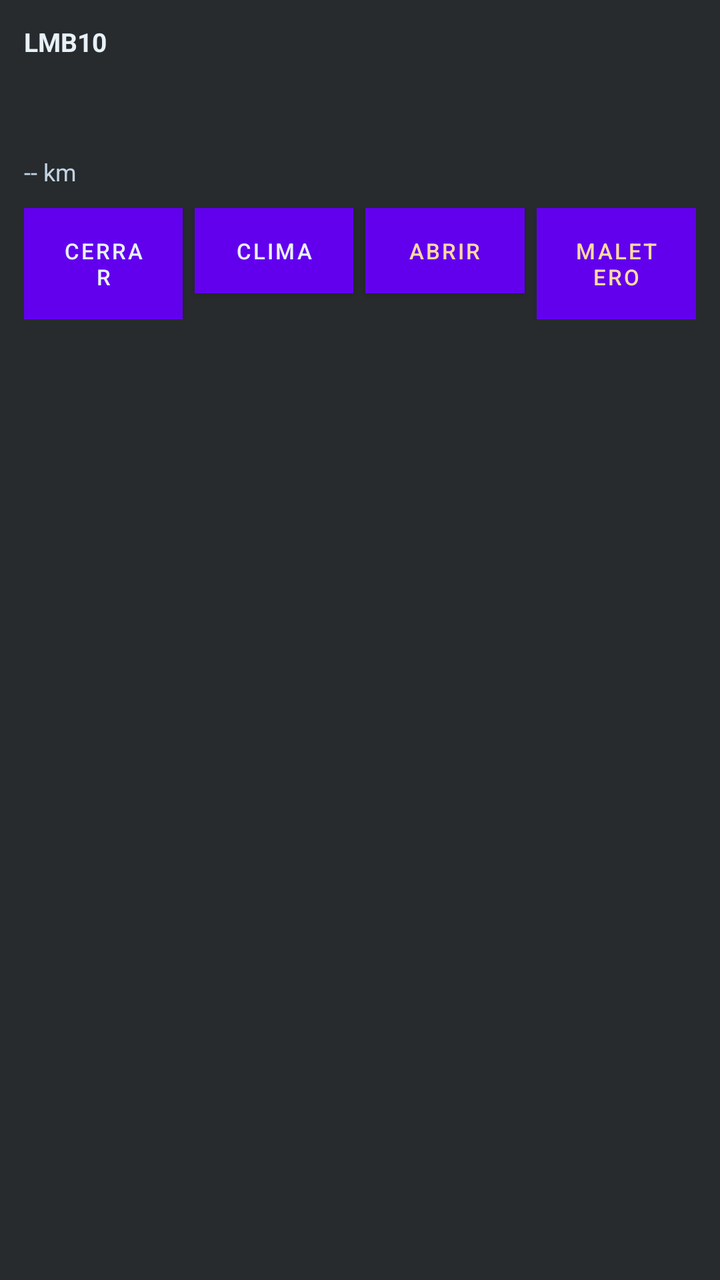
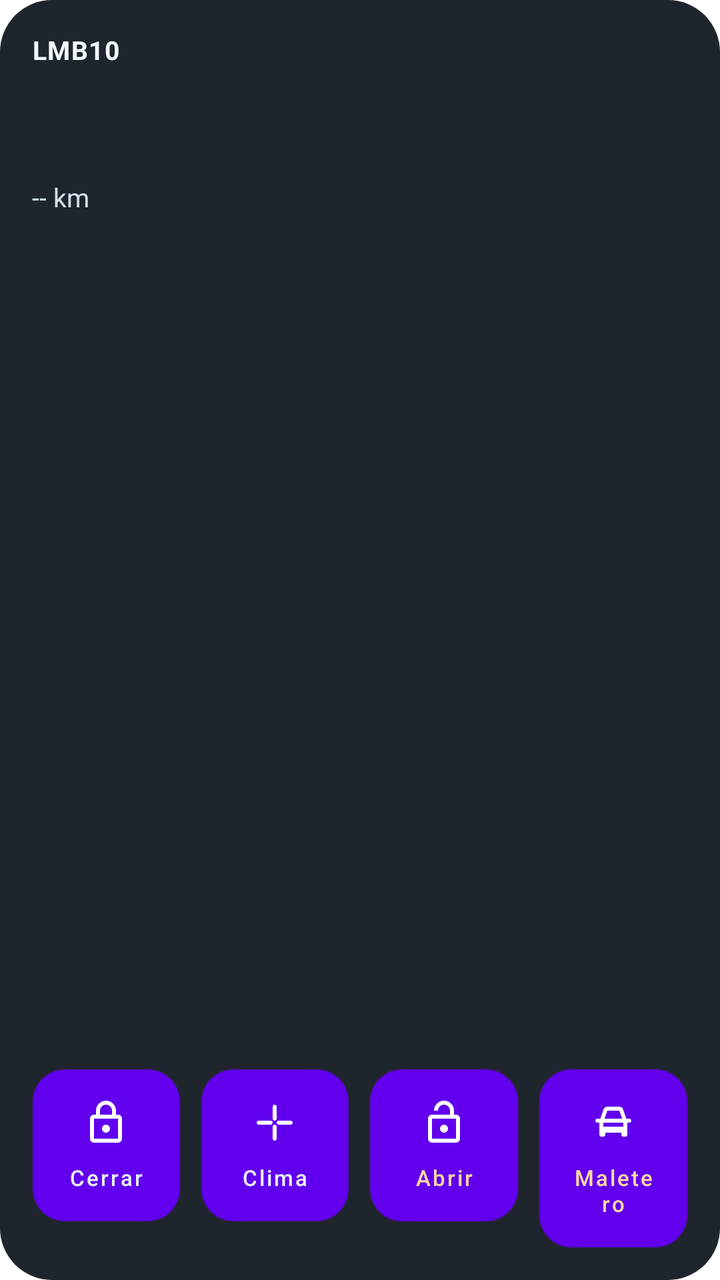

Compare the two renders of this Android layout. The source of the first and the diff that turns it into the second are given below.
<!-- AndroidManifest.xml: fallback theme Theme.MaterialComponents.DayNight.NoActionBar -->
<!-- res/layout/quick_widget.xml -->
<?xml version="1.0" encoding="utf-8"?>
<LinearLayout xmlns:android="http://schemas.android.com/apk/res/android"
    android:id="@+id/qw_root"
    android:layout_width="match_parent"
    android:layout_height="match_parent"
    android:orientation="vertical"
    android:background="#E6101418"
    android:padding="12dp">

    <LinearLayout
        android:layout_width="match_parent"
        android:layout_height="wrap_content"
        android:orientation="horizontal">
        <TextView
            android:id="@+id/qw_title"
            android:layout_width="0dp"
            android:layout_height="wrap_content"
            android:layout_weight="1"
            android:text="LMB10"
            android:textColor="#E8F1F8"
            android:textStyle="bold"
            android:textSize="13sp" />
        <TextView
            android:id="@+id/qw_fresh"
            android:layout_width="wrap_content"
            android:layout_height="wrap_content"
            android:text=""
            android:textColor="#8FA8BC"
            android:textSize="11sp" />
    </LinearLayout>

    <ImageView
        android:id="@+id/qw_bar_img"
        android:layout_width="match_parent"
        android:layout_height="34dp"
        android:layout_marginTop="8dp"
        android:scaleType="fitXY"
        android:contentDescription="Bateria" />

    <TextView
        android:id="@+id/qw_bar_txt"
        android:layout_width="match_parent"
        android:layout_height="wrap_content"
        android:layout_marginTop="8dp"
        android:fontFamily="monospace"
        android:textSize="15sp"
        android:textColor="#E8F1F8"
        android:visibility="gone"
        android:text="" />

    <TextView
        android:id="@+id/qw_info"
        android:layout_width="match_parent"
        android:layout_height="wrap_content"
        android:layout_marginTop="6dp"
        android:textColor="#C3D4E2"
        android:textSize="12sp"
        android:text="-- km" />

    <LinearLayout
        android:id="@+id/qw_buttons"
        android:layout_width="match_parent"
        android:layout_height="wrap_content"
        android:orientation="horizontal"
        android:layout_marginTop="10dp">
        <Button
            android:id="@+id/qw_lock"
            android:layout_width="0dp"
            android:layout_height="wrap_content"
            android:layout_weight="1"
            android:layout_marginEnd="3dp"
            android:minHeight="0dp"
            android:paddingTop="8dp"
            android:paddingBottom="8dp"
            android:textSize="11sp"
            android:textColor="#E8F1F8"
            android:background="#1F3446"
            android:text="Cerrar" />
        <Button
            android:id="@+id/qw_clima"
            android:layout_width="0dp"
            android:layout_height="wrap_content"
            android:layout_weight="1"
            android:layout_marginHorizontal="3dp"
            android:minHeight="0dp"
            android:paddingTop="8dp"
            android:paddingBottom="8dp"
            android:textSize="11sp"
            android:textColor="#E8F1F8"
            android:background="#1F3446"
            android:text="Clima" />
        <Button
            android:id="@+id/qw_unlock"
            android:layout_width="0dp"
            android:layout_height="wrap_content"
            android:layout_weight="1"
            android:layout_marginHorizontal="3dp"
            android:minHeight="0dp"
            android:paddingTop="8dp"
            android:paddingBottom="8dp"
            android:textSize="11sp"
            android:textColor="#FFD9A0"
            android:background="#3A2A18"
            android:text="Abrir" />
        <Button
            android:id="@+id/qw_trunk"
            android:layout_width="0dp"
            android:layout_height="wrap_content"
            android:layout_weight="1"
            android:layout_marginStart="3dp"
            android:minHeight="0dp"
            android:paddingTop="8dp"
            android:paddingBottom="8dp"
            android:textSize="11sp"
            android:textColor="#FFD9A0"
            android:background="#3A2A18"
            android:text="Maletero" />
    </LinearLayout>
</LinearLayout>
<!-- resources referenced by this layout -->
<resources>

</resources>

<!-- the commit's change to res/layout/quick_widget.xml (unified diff, before → after) -->
@@ -4,26 +4,31 @@
     android:layout_width="match_parent"
     android:layout_height="match_parent"
     android:orientation="vertical"
-    android:background="#E6101418"
-    android:padding="12dp">
+    android:background="@drawable/qw_bg"
+    android:padding="16dp">
 
     <LinearLayout
         android:layout_width="match_parent"
         android:layout_height="wrap_content"
-        android:orientation="horizontal">
+        android:orientation="horizontal"
+        android:baselineAligned="false">
         <TextView
             android:id="@+id/qw_title"
             android:layout_width="0dp"
             android:layout_height="wrap_content"
             android:layout_weight="1"
+            android:maxLines="1"
+            android:ellipsize="end"
             android:text="LMB10"
-            android:textColor="#E8F1F8"
+            android:textColor="#F2F7FB"
             android:textStyle="bold"
+            android:letterSpacing="0.04"
             android:textSize="13sp" />
         <TextView
             android:id="@+id/qw_fresh"
             android:layout_width="wrap_content"
             android:layout_height="wrap_content"
+            android:maxLines="1"
             android:text=""
             android:textColor="#8FA8BC"
             android:textSize="11sp" />
@@ -32,8 +37,8 @@
     <ImageView
         android:id="@+id/qw_bar_img"
         android:layout_width="match_parent"
-        android:layout_height="34dp"
-        android:layout_marginTop="8dp"
+        android:layout_height="38dp"
+        android:layout_marginTop="10dp"
         android:scaleType="fitXY"
         android:contentDescription="Bateria" />
 
@@ -41,10 +46,10 @@
         android:id="@+id/qw_bar_txt"
         android:layout_width="match_parent"
         android:layout_height="wrap_content"
-        android:layout_marginTop="8dp"
+        android:layout_marginTop="10dp"
         android:fontFamily="monospace"
         android:textSize="15sp"
-        android:textColor="#E8F1F8"
+        android:textColor="#F2F7FB"
         android:visibility="gone"
         android:text="" />
 
@@ -52,68 +57,104 @@
         android:id="@+id/qw_info"
         android:layout_width="match_parent"
         android:layout_height="wrap_content"
-        android:layout_marginTop="6dp"
-        android:textColor="#C3D4E2"
+        android:layout_marginTop="8dp"
+        android:maxLines="1"
+        android:ellipsize="end"
+        android:textColor="#D2E0EC"
+        android:textSize="13sp"
+        android:text="-- km" />
+
+    <TextView
+        android:id="@+id/qw_info2"
+        android:layout_width="match_parent"
+        android:layout_height="wrap_content"
+        android:layout_marginTop="2dp"
+        android:maxLines="1"
+        android:ellipsize="end"
+        android:textColor="#8FA8BC"
         android:textSize="12sp"
-        android:text="-- km" />
+        android:text="" />
+
+    <LinearLayout
+        android:layout_width="match_parent"
+        android:layout_height="0dp"
+        android:layout_weight="1"
+        android:orientation="vertical" />
 
     <LinearLayout
         android:id="@+id/qw_buttons"
         android:layout_width="match_parent"
         android:layout_height="wrap_content"
         android:orientation="horizontal"
-        android:layout_marginTop="10dp">
+        android:layout_marginTop="10dp"
+        android:baselineAligned="false">
         <Button
             android:id="@+id/qw_lock"
             android:layout_width="0dp"
             android:layout_height="wrap_content"
             android:layout_weight="1"
-            android:layout_marginEnd="3dp"
+            android:layout_marginEnd="5dp"
             android:minHeight="0dp"
-            android:paddingTop="8dp"
-            android:paddingBottom="8dp"
+            android:minWidth="0dp"
+            android:paddingTop="9dp"
+            android:paddingBottom="9dp"
             android:textSize="11sp"
+            android:textAllCaps="false"
             android:textColor="#E8F1F8"
-            android:background="#1F3446"
+            android:background="@drawable/qw_btn"
+            android:drawableTop="@drawable/qw_ic_lock"
+            android:drawablePadding="3dp"
             android:text="Cerrar" />
         <Button
             android:id="@+id/qw_clima"
             android:layout_width="0dp"
             android:layout_height="wrap_content"
             android:layout_weight="1"
-            android:layout_marginHorizontal="3dp"
+            android:layout_marginHorizontal="5dp"
             android:minHeight="0dp"
-            android:paddingTop="8dp"
-            android:paddingBottom="8dp"
+            android:minWidth="0dp"
+            android:paddingTop="9dp"
+            android:paddingBottom="9dp"
             android:textSize="11sp"
+            android:textAllCaps="false"
             android:textColor="#E8F1F8"
-            android:background="#1F3446"
+            android:background="@drawable/qw_btn"
+            android:drawableTop="@drawable/qw_ic_clima"
+            android:drawablePadding="3dp"
             android:text="Clima" />
         <Button
             android:id="@+id/qw_unlock"
             android:layout_width="0dp"
             android:layout_height="wrap_content"
             android:layout_weight="1"
-            android:layout_marginHorizontal="3dp"
+            android:layout_marginHorizontal="5dp"
             android:minHeight="0dp"
-            android:paddingTop="8dp"
-            android:paddingBottom="8dp"
+            android:minWidth="0dp"
+            android:paddingTop="9dp"
+            android:paddingBottom="9dp"
             android:textSize="11sp"
+            android:textAllCaps="false"
             android:textColor="#FFD9A0"
-            android:background="#3A2A18"
+            android:background="@drawable/qw_btn_warn"
+            android:drawableTop="@drawable/qw_ic_unlock"
+            android:drawablePadding="3dp"
             android:text="Abrir" />
         <Button
             android:id="@+id/qw_trunk"
             android:layout_width="0dp"
             android:layout_height="wrap_content"
             android:layout_weight="1"
-            android:layout_marginStart="3dp"
+            android:layout_marginStart="5dp"
             android:minHeight="0dp"
-            android:paddingTop="8dp"
-            android:paddingBottom="8dp"
+            android:minWidth="0dp"
+            android:paddingTop="9dp"
+            android:paddingBottom="9dp"
             android:textSize="11sp"
+            android:textAllCaps="false"
             android:textColor="#FFD9A0"
-            android:background="#3A2A18"
+            android:background="@drawable/qw_btn_warn"
+            android:drawableTop="@drawable/qw_ic_trunk"
+            android:drawablePadding="3dp"
             android:text="Maletero" />
     </LinearLayout>
 </LinearLayout>
<!-- resource entries referenced after the edit -->
@@ -1,5 +1,44 @@
 <!-- resources referenced by this layout -->
 <resources>
-
+  <!-- drawable qw_bg (drawable) -->
+  <?xml version="1.0" encoding="utf-8"?>
+  <shape xmlns:android="http://schemas.android.com/apk/res/android" android:shape="rectangle">
+      <solid android:color="#F0121820" />
+      <corners android:radius="26dp" />
+  </shape>
+  <!-- drawable qw_btn (drawable) -->
+  <?xml version="1.0" encoding="utf-8"?>
+  <shape xmlns:android="http://schemas.android.com/apk/res/android" android:shape="rectangle">
+      <solid android:color="#22344A" />
+      <corners android:radius="16dp" />
+      <stroke android:width="1dp" android:color="#33FFFFFF" />
+  </shape>
+  <!-- drawable qw_btn_warn (drawable) -->
+  <?xml version="1.0" encoding="utf-8"?>
+  <shape xmlns:android="http://schemas.android.com/apk/res/android" android:shape="rectangle">
+      <solid android:color="#3D2B16" />
+      <corners android:radius="16dp" />
+      <stroke android:width="1dp" android:color="#55E9A23B" />
+  </shape>
+  <!-- drawable qw_ic_clima (drawable) -->
+  <vector xmlns:android="http://schemas.android.com/apk/res/android"
+      android:width="24dp" android:height="24dp" android:viewportWidth="24" android:viewportHeight="24">
+      <path android:fillColor="#FFFFFF" android:pathData="M12,11c0.55,0 1,-0.45 1,-1V4c0,-0.55 -0.45,-1 -1,-1s-1,0.45 -1,1v6c0,0.55 0.45,1 1,1zM12,13c-0.55,0 -1,0.45 -1,1v6c0,0.55 0.45,1 1,1s1,-0.45 1,-1v-6c0,-0.55 -0.45,-1 -1,-1zM11,12c0,-0.55 -0.45,-1 -1,-1H4c-0.55,0 -1,0.45 -1,1s0.45,1 1,1h6c0.55,0 1,-0.45 1,-1zM20,11h-6c-0.55,0 -1,0.45 -1,1s0.45,1 1,1h6c0.55,0 1,-0.45 1,-1s-0.45,-1 -1,-1z"/>
+  </vector>
+  <!-- drawable qw_ic_lock (drawable) -->
+  <vector xmlns:android="http://schemas.android.com/apk/res/android"
+      android:width="24dp" android:height="24dp" android:viewportWidth="24" android:viewportHeight="24">
+      <path android:fillColor="#FFFFFF" android:pathData="M18,8h-1V6c0,-2.76 -2.24,-5 -5,-5S7,3.24 7,6v2H6c-1.1,0 -2,0.9 -2,2v10c0,1.1 0.9,2 2,2h12c1.1,0 2,-0.9 2,-2V10c0,-1.1 -0.9,-2 -2,-2zM9,6c0,-1.66 1.34,-3 3,-3s3,1.34 3,3v2H9V6zM18,20H6V10h12v10zM12,17c1.1,0 2,-0.9 2,-2s-0.9,-2 -2,-2 -2,0.9 -2,2 0.9,2 2,2z"/>
+  </vector>
+  <!-- drawable qw_ic_trunk (drawable) -->
+  <vector xmlns:android="http://schemas.android.com/apk/res/android"
+      android:width="24dp" android:height="24dp" android:viewportWidth="24" android:viewportHeight="24">
+      <path android:fillColor="#FFFFFF" android:pathData="M20,10h-1.5l-1.6,-4.6C16.7,4.6 15.9,4 15,4H9c-0.9,0 -1.7,0.6 -1.9,1.4L5.5,10H4c-0.55,0 -1,0.45 -1,1s0.45,1 1,1h1v6c0,0.55 0.45,1 1,1h1c0.55,0 1,-0.45 1,-1v-1h8v1c0,0.55 0.45,1 1,1h1c0.55,0 1,-0.45 1,-1v-6h1c0.55,0 1,-0.45 1,-1s-0.45,-1 -1,-1zM9,6h6l1.4,4H7.6L9,6zM17,14H7v-2h10v2z"/>
+  </vector>
+  <!-- drawable qw_ic_unlock (drawable) -->
+  <vector xmlns:android="http://schemas.android.com/apk/res/android"
+      android:width="24dp" android:height="24dp" android:viewportWidth="24" android:viewportHeight="24">
+      <path android:fillColor="#FFFFFF" android:pathData="M12,17c1.1,0 2,-0.9 2,-2s-0.9,-2 -2,-2 -2,0.9 -2,2 0.9,2 2,2zM18,8h-1V6c0,-2.76 -2.24,-5 -5,-5S7,3.24 7,6h2c0,-1.66 1.34,-3 3,-3s3,1.34 3,3v2H6c-1.1,0 -2,0.9 -2,2v10c0,1.1 0.9,2 2,2h12c1.1,0 2,-0.9 2,-2V10c0,-1.1 -0.9,-2 -2,-2zM18,20H6V10h12v10z"/>
+  </vector>
 </resources>
 
